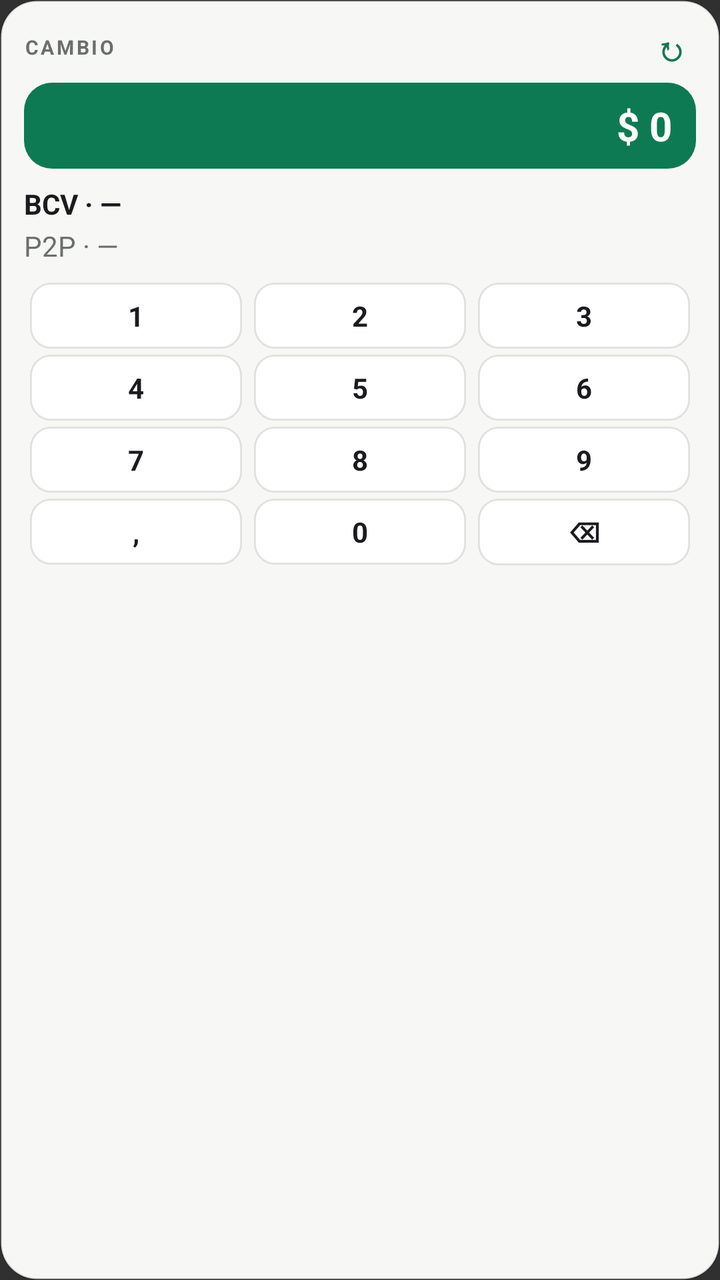
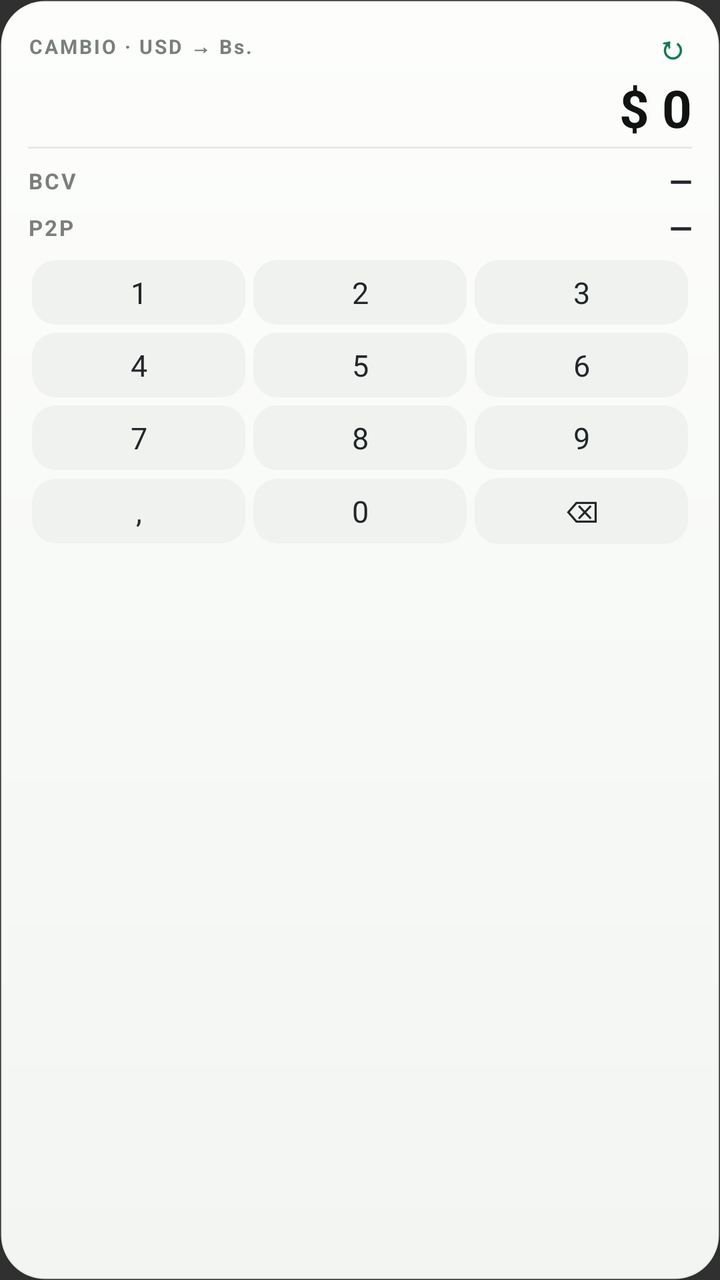

The first picture is an Android layout as it rendered before a commit; the second is the same layout after the commit. The layout source and the unified diff follow.
<!-- AndroidManifest.xml: application theme Theme.Tubolsillo -->
<!-- res/layout/widget_rates.xml -->
<?xml version="1.0" encoding="utf-8"?>
<LinearLayout xmlns:android="http://schemas.android.com/apk/res/android"
    android:id="@+id/widget_root"
    android:layout_width="match_parent"
    android:layout_height="match_parent"
    android:orientation="vertical"
    android:padding="12dp"
    android:background="@drawable/widget_background">

    <LinearLayout
        android:layout_width="match_parent"
        android:layout_height="wrap_content"
        android:orientation="horizontal"
        android:gravity="center_vertical">

        <TextView
            android:id="@+id/widget_title"
            android:layout_width="0dp"
            android:layout_height="wrap_content"
            android:layout_weight="1"
            android:text="CAMBIO"
            android:letterSpacing="0.12"
            android:textColor="#FF6B6F6C"
            android:textSize="10sp"
            android:textStyle="bold" />

        <TextView
            android:id="@+id/widget_refresh"
            android:layout_width="wrap_content"
            android:layout_height="wrap_content"
            android:paddingLeft="10dp"
            android:paddingRight="4dp"
            android:text="↻"
            android:textColor="#FF0E7A54"
            android:textSize="17sp"
            android:textStyle="bold" />
    </LinearLayout>

    <TextView
        android:id="@+id/widget_input"
        android:layout_width="match_parent"
        android:layout_height="wrap_content"
        android:layout_marginTop="6dp"
        android:background="@drawable/widget_pill"
        android:gravity="end|center_vertical"
        android:paddingLeft="12dp"
        android:paddingRight="12dp"
        android:paddingTop="8dp"
        android:paddingBottom="8dp"
        android:text="$ 0"
        android:textColor="#FFFFFFFF"
        android:textSize="20sp"
        android:textStyle="bold" />

    <TextView
        android:id="@+id/widget_bcv"
        android:layout_width="match_parent"
        android:layout_height="wrap_content"
        android:paddingTop="8dp"
        android:text="BCV · —"
        android:textColor="#FF1B1B1F"
        android:textSize="14sp"
        android:textStyle="bold" />

    <TextView
        android:id="@+id/widget_p2p"
        android:layout_width="match_parent"
        android:layout_height="wrap_content"
        android:paddingTop="2dp"
        android:paddingBottom="6dp"
        android:text="P2P · —"
        android:textColor="#FF6B6F6C"
        android:textSize="14sp" />

    <LinearLayout android:layout_width="match_parent" android:layout_height="wrap_content" android:orientation="horizontal">
        <TextView android:id="@+id/key_1" style="@style/WidgetKey" android:text="1" />
        <TextView android:id="@+id/key_2" style="@style/WidgetKey" android:text="2" />
        <TextView android:id="@+id/key_3" style="@style/WidgetKey" android:text="3" />
    </LinearLayout>

    <LinearLayout android:layout_width="match_parent" android:layout_height="wrap_content" android:orientation="horizontal">
        <TextView android:id="@+id/key_4" style="@style/WidgetKey" android:text="4" />
        <TextView android:id="@+id/key_5" style="@style/WidgetKey" android:text="5" />
        <TextView android:id="@+id/key_6" style="@style/WidgetKey" android:text="6" />
    </LinearLayout>

    <LinearLayout android:layout_width="match_parent" android:layout_height="wrap_content" android:orientation="horizontal">
        <TextView android:id="@+id/key_7" style="@style/WidgetKey" android:text="7" />
        <TextView android:id="@+id/key_8" style="@style/WidgetKey" android:text="8" />
        <TextView android:id="@+id/key_9" style="@style/WidgetKey" android:text="9" />
    </LinearLayout>

    <LinearLayout android:layout_width="match_parent" android:layout_height="wrap_content" android:orientation="horizontal">
        <TextView android:id="@+id/key_comma" style="@style/WidgetKey" android:text="," />
        <TextView android:id="@+id/key_0" style="@style/WidgetKey" android:text="0" />
        <TextView android:id="@+id/key_del" style="@style/WidgetKey" android:text="⌫" />
    </LinearLayout>
</LinearLayout>
<!-- resources referenced by this layout -->
<resources>
  <!-- drawable widget_background (drawable) -->
  <?xml version="1.0" encoding="utf-8"?>
  <shape xmlns:android="http://schemas.android.com/apk/res/android" android:shape="rectangle">
      <solid android:color="#FFF7F8F6" />
      <corners android:radius="18dp" />
      <stroke android:width="1dp" android:color="#22000000" />
  </shape>
  <!-- drawable widget_pill (drawable) -->
  <?xml version="1.0" encoding="utf-8"?>
  <shape xmlns:android="http://schemas.android.com/apk/res/android" android:shape="rectangle">
      <solid android:color="#FF0E7A54" />
      <corners android:radius="14dp" />
  </shape>
  <style name="WidgetKey">
          <item name="android:layout_width">0dp</item>
          <item name="android:layout_height">wrap_content</item>
          <item name="android:layout_weight">1</item>
          <item name="android:layout_marginLeft">3dp</item>
          <item name="android:layout_marginRight">3dp</item>
          <item name="android:layout_marginTop">3dp</item>
          <item name="android:gravity">center</item>
          <item name="android:paddingTop">7dp</item>
          <item name="android:paddingBottom">7dp</item>
          <item name="android:background">@drawable/widget_key</item>
          <item name="android:textColor">#FF1B1B1F</item>
          <item name="android:textSize">14sp</item>
          <item name="android:textStyle">bold</item>
      </style>
  <style name="Theme.Tubolsillo" parent="android:Theme.Material.NoActionBar" />
  <!-- drawable widget_key (drawable) -->
  <?xml version="1.0" encoding="utf-8"?>
  <selector xmlns:android="http://schemas.android.com/apk/res/android">
      <item>
          <shape android:shape="rectangle">
              <solid android:color="#FFFFFFFF" />
              <corners android:radius="10dp" />
              <stroke android:width="1dp" android:color="#1A000000" />
          </shape>
      </item>
  </selector>
</resources>

<!-- the commit's change to res/layout/widget_rates.xml (unified diff, before → after) -->
@@ -4,7 +4,10 @@
     android:layout_width="match_parent"
     android:layout_height="match_parent"
     android:orientation="vertical"
-    android:padding="12dp"
+    android:paddingLeft="14dp"
+    android:paddingRight="14dp"
+    android:paddingTop="12dp"
+    android:paddingBottom="10dp"
     android:background="@drawable/widget_background">
 
     <LinearLayout
@@ -18,9 +21,9 @@
             android:layout_width="0dp"
             android:layout_height="wrap_content"
             android:layout_weight="1"
-            android:text="CAMBIO"
-            android:letterSpacing="0.12"
-            android:textColor="#FF6B6F6C"
+            android:text="CAMBIO · USD → Bs."
+            android:letterSpacing="0.10"
+            android:textColor="#FF7A7F7B"
             android:textSize="10sp"
             android:textStyle="bold" />
 
@@ -28,11 +31,11 @@
             android:id="@+id/widget_refresh"
             android:layout_width="wrap_content"
             android:layout_height="wrap_content"
-            android:paddingLeft="10dp"
-            android:paddingRight="4dp"
+            android:paddingLeft="12dp"
+            android:paddingRight="2dp"
             android:text="↻"
             android:textColor="#FF0E7A54"
-            android:textSize="17sp"
+            android:textSize="16sp"
             android:textStyle="bold" />
     </LinearLayout>
 
@@ -40,38 +43,43 @@
         android:id="@+id/widget_input"
         android:layout_width="match_parent"
         android:layout_height="wrap_content"
-        android:layout_marginTop="6dp"
-        android:background="@drawable/widget_pill"
-        android:gravity="end|center_vertical"
-        android:paddingLeft="12dp"
-        android:paddingRight="12dp"
-        android:paddingTop="8dp"
-        android:paddingBottom="8dp"
+        android:layout_marginTop="2dp"
+        android:gravity="end"
         android:text="$ 0"
-        android:textColor="#FFFFFFFF"
-        android:textSize="20sp"
+        android:textColor="#FF101312"
+        android:textSize="26sp"
         android:textStyle="bold" />
 
-    <TextView
-        android:id="@+id/widget_bcv"
+    <View
+        android:layout_width="match_parent"
+        android:layout_height="1dp"
+        android:layout_marginTop="2dp"
+        android:layout_marginBottom="6dp"
+        android:background="#14000000" />
+
+    <LinearLayout
         android:layout_width="match_parent"
         android:layout_height="wrap_content"
-        android:paddingTop="8dp"
-        android:text="BCV · —"
-        android:textColor="#FF1B1B1F"
-        android:textSize="14sp"
-        android:textStyle="bold" />
+        android:orientation="horizontal"
+        android:gravity="center_vertical">
 
-    <TextView
-        android:id="@+id/widget_p2p"
+        <TextView style="@style/WidgetRateLabel" android:text="BCV" />
+        <TextView android:id="@+id/widget_bcv" style="@style/WidgetRateValue" android:text="—" />
+    </LinearLayout>
+
+    <LinearLayout
         android:layout_width="match_parent"
         android:layout_height="wrap_content"
-        android:paddingTop="2dp"
-        android:paddingBottom="6dp"
-        android:text="P2P · —"
-        android:textColor="#FF6B6F6C"
-        android:textSize="14sp" />
+        android:orientation="horizontal"
+        android:gravity="center_vertical"
+        android:paddingTop="3dp"
+        android:paddingBottom="2dp">
 
+        <TextView style="@style/WidgetRateLabel" android:text="P2P" />
+        <TextView android:id="@+id/widget_p2p" style="@style/WidgetRateValue" android:text="—" />
+    </LinearLayout>
+
+    
     <LinearLayout android:layout_width="match_parent" android:layout_height="wrap_content" android:orientation="horizontal">
         <TextView android:id="@+id/key_1" style="@style/WidgetKey" android:text="1" />
         <TextView android:id="@+id/key_2" style="@style/WidgetKey" android:text="2" />
<!-- resource entries referenced after the edit -->
@@ -3,42 +3,48 @@
   <!-- drawable widget_background (drawable) -->
   <?xml version="1.0" encoding="utf-8"?>
   <shape xmlns:android="http://schemas.android.com/apk/res/android" android:shape="rectangle">
-      <solid android:color="#FFF7F8F6" />
-      <corners android:radius="18dp" />
-      <stroke android:width="1dp" android:color="#22000000" />
-  </shape>
-  <!-- drawable widget_pill (drawable) -->
-  <?xml version="1.0" encoding="utf-8"?>
-  <shape xmlns:android="http://schemas.android.com/apk/res/android" android:shape="rectangle">
-      <solid android:color="#FF0E7A54" />
-      <corners android:radius="14dp" />
+      <gradient android:startColor="#FFFDFEFC" android:endColor="#FFF2F5F1" android:angle="270" />
+      <corners android:radius="22dp" />
+      <stroke android:width="1dp" android:color="#14000000" />
   </shape>
   <style name="WidgetKey">
           <item name="android:layout_width">0dp</item>
           <item name="android:layout_height">wrap_content</item>
           <item name="android:layout_weight">1</item>
-          <item name="android:layout_marginLeft">3dp</item>
-          <item name="android:layout_marginRight">3dp</item>
-          <item name="android:layout_marginTop">3dp</item>
+          <item name="android:layout_marginLeft">2dp</item>
+          <item name="android:layout_marginRight">2dp</item>
+          <item name="android:layout_marginTop">4dp</item>
           <item name="android:gravity">center</item>
-          <item name="android:paddingTop">7dp</item>
-          <item name="android:paddingBottom">7dp</item>
+          <item name="android:paddingTop">6dp</item>
+          <item name="android:paddingBottom">6dp</item>
           <item name="android:background">@drawable/widget_key</item>
-          <item name="android:textColor">#FF1B1B1F</item>
-          <item name="android:textSize">14sp</item>
+          <item name="android:textColor">#FF23262A</item>
+          <item name="android:textSize">15sp</item>
+      </style>
+  <style name="WidgetRateLabel">
+          <item name="android:layout_width">wrap_content</item>
+          <item name="android:layout_height">wrap_content</item>
+          <item name="android:layout_marginEnd">8dp</item>
+          <item name="android:textColor">#FF7A7F7B</item>
+          <item name="android:textSize">11sp</item>
+          <item name="android:letterSpacing">0.08</item>
+          <item name="android:textStyle">bold</item>
+      </style>
+  <style name="WidgetRateValue">
+          <item name="android:layout_width">0dp</item>
+          <item name="android:layout_height">wrap_content</item>
+          <item name="android:layout_weight">1</item>
+          <item name="android:gravity">end</item>
+          <item name="android:textColor">#FF23262A</item>
+          <item name="android:textSize">15sp</item>
           <item name="android:textStyle">bold</item>
       </style>
   <style name="Theme.Tubolsillo" parent="android:Theme.Material.NoActionBar" />
   <!-- drawable widget_key (drawable) -->
   <?xml version="1.0" encoding="utf-8"?>
-  <selector xmlns:android="http://schemas.android.com/apk/res/android">
-      <item>
-          <shape android:shape="rectangle">
-              <solid android:color="#FFFFFFFF" />
-              <corners android:radius="10dp" />
-              <stroke android:width="1dp" android:color="#1A000000" />
-          </shape>
-      </item>
-  </selector>
+  <shape xmlns:android="http://schemas.android.com/apk/res/android" android:shape="rectangle">
+      <solid android:color="#FFEFF2EE" />
+      <corners android:radius="12dp" />
+  </shape>
 </resources>
 
